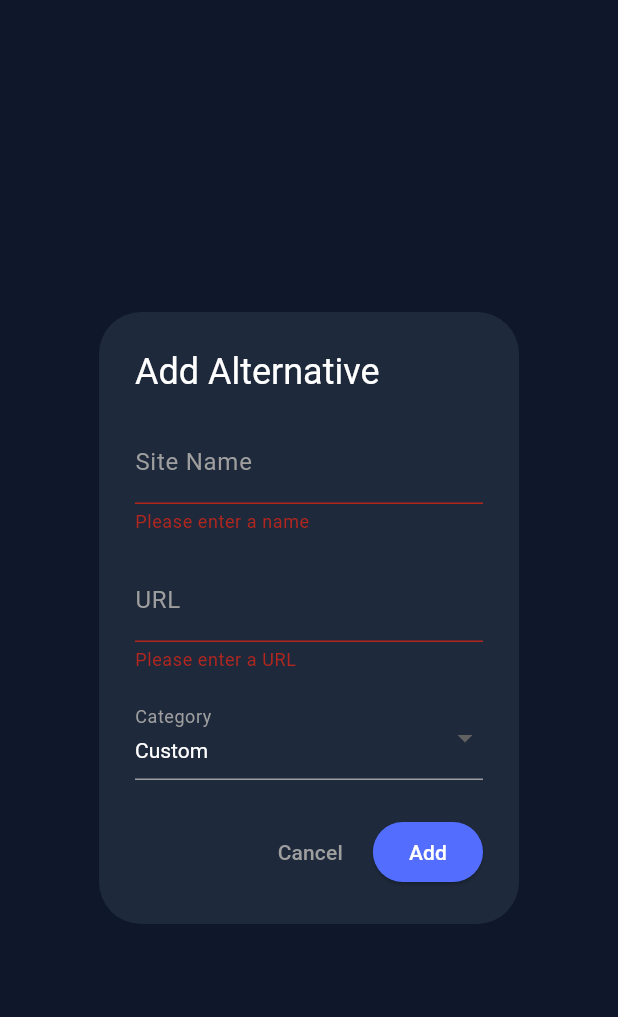
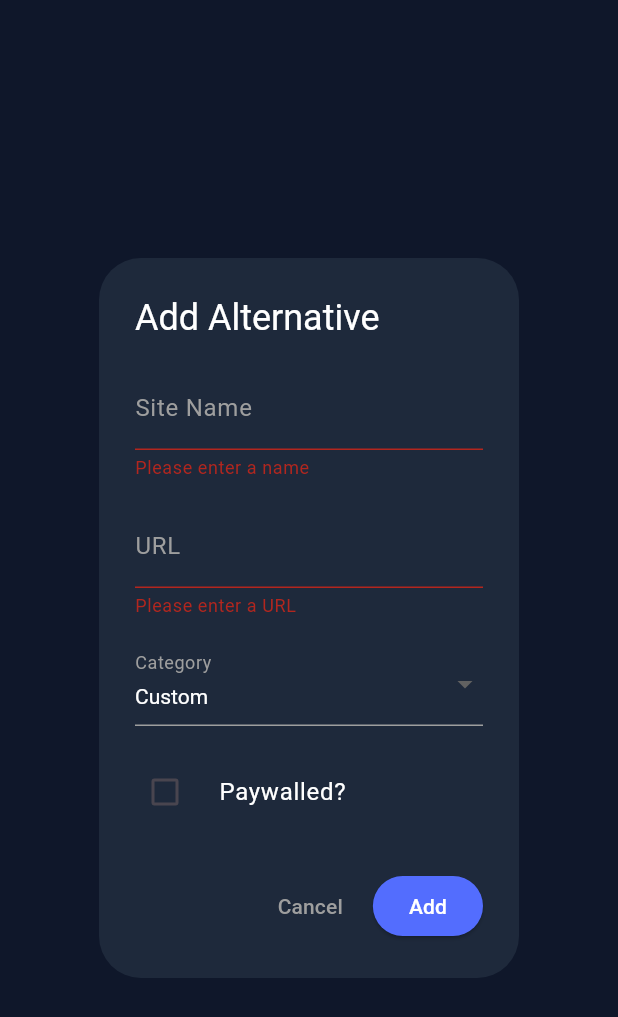
Before and after one commit to rooshimadethis/notube_mobile, a Flutter app: the AddAlternativeDialog widget shown alone on an empty page, opened directly, after a tap on "Add", on a phone screen of 412 x 824 dp. Shown: the top 1017 px of the screen. Run offline on Flutter 3.47's test engine with Material 3 defaults, Android fonts, the phone set to English and light mode, and no system bars; our stand-ins replace cloud_firestore, firebase_auth, firebase_core, google_sign_in, shared_preferences; missing offline and left inert: flutter_displaymode, notube_shared, receive_sharing_intent; accounts and stored records are empty; statements that could not run were skipped.

Commit message:
lazy add bypasspaywall

```diff
--- a/lib/screens/home_screen.dart
+++ b/lib/screens/home_screen.dart
@@ -259,6 +259,7 @@ class _HomeScreenState extends State<HomeScreen> {
       'url': a.url,
       'description': a.description,
       'category': a.category,
+      'bypassPaywall': a.bypassPaywall,
     };
   }
 
--- a/lib/services/firestore_service.dart
+++ b/lib/services/firestore_service.dart
@@ -106,6 +106,7 @@ class FirestoreService {
       'url': a.url,
       'description': a.description,
       'category': a.category,
+      'bypassPaywall': a.bypassPaywall,
     };
   }
 }
--- a/lib/widgets/add_alternative_dialog.dart
+++ b/lib/widgets/add_alternative_dialog.dart
@@ -22,6 +22,7 @@ class _AddAlternativeDialogState extends State<AddAlternativeDialog> {
   final _urlController = TextEditingController();
   final _titleController = TextEditingController();
   String _category = 'custom';
+  bool _bypassPaywall = false;
   bool _isGenerating = false;
   final _groqService = GroqService();
   bool _isFetchingTitle = false;
@@ -101,7 +102,8 @@ class _AddAlternativeDialogState extends State<AddAlternativeDialog> {
           ..title = title
           ..url = processedUrl
           ..description = description
-          ..category = _category;
+          ..category = _category
+          ..bypassPaywall = _bypassPaywall;
 
         if (mounted) {
           Navigator.pop(context, alternative);
@@ -185,6 +187,19 @@ class _AddAlternativeDialogState extends State<AddAlternativeDialog> {
                 ],
                 onChanged: (value) => setState(() => _category = value!),
               ),
+              const SizedBox(height: 16),
+              CheckboxListTile(
+                title: const Text('Paywalled?', style: TextStyle(color: Colors.white)),
+                value: _bypassPaywall,
+                onChanged: (bool? value) {
+                  setState(() {
+                    _bypassPaywall = value ?? false;
+                  });
+                },
+                activeColor: Colors.indigoAccent,
+                contentPadding: EdgeInsets.zero,
+                controlAffinity: ListTileControlAffinity.leading,
+              ),
             ],
           ),
         ),
--- a/pubspec.yaml
+++ b/pubspec.yaml
@@ -37,7 +37,7 @@ dependencies:
   notube_shared:
     git:
       url: https://github.com/rooshimadethis/notube-shared.git
-      ref: dart-v0.1.3
+      ref: dart-v0.1.4
   firebase_core: ^4.2.1
   firebase_auth: ^6.1.2
   cloud_firestore: ^6.1.0
```
Also changed, not shown: pubspec.lock.
